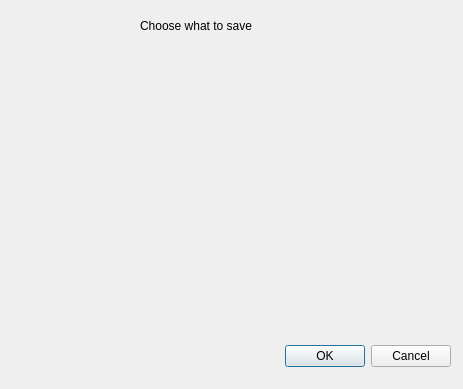
alten-linkoping/yatzy-2019, file Yatzy_front_v2/alternativeswindow.ui: the form before one commit.
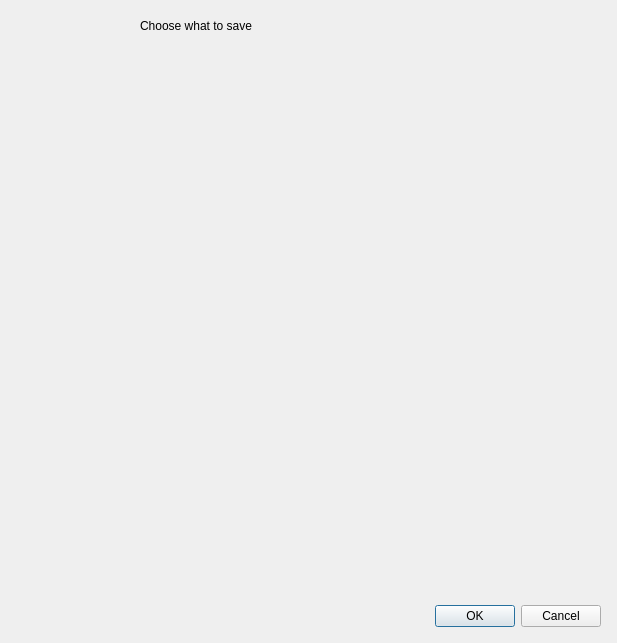
The form after the commit.

Patch:
```diff
--- a/Yatzy_front_v2/alternativeswindow.ui
+++ b/Yatzy_front_v2/alternativeswindow.ui
@@ -6,8 +6,8 @@
    <rect>
     <x>0</x>
     <y>0</y>
-    <width>463</width>
-    <height>389</height>
+    <width>617</width>
+    <height>643</height>
    </rect>
   </property>
   <property name="windowTitle">
@@ -16,8 +16,8 @@
   <widget class="QDialogButtonBox" name="buttonBox">
    <property name="geometry">
     <rect>
-     <x>110</x>
-     <y>340</y>
+     <x>260</x>
+     <y>600</y>
      <width>341</width>
      <height>32</height>
     </rect>
@@ -47,7 +47,7 @@
     <rect>
      <x>140</x>
      <y>10</y>
-     <width>201</width>
+     <width>281</width>
      <height>31</height>
     </rect>
    </property>
@@ -63,8 +63,8 @@
     <rect>
      <x>40</x>
      <y>60</y>
-     <width>371</width>
-     <height>221</height>
+     <width>531</width>
+     <height>531</height>
     </rect>
    </property>
   </widget>
```
